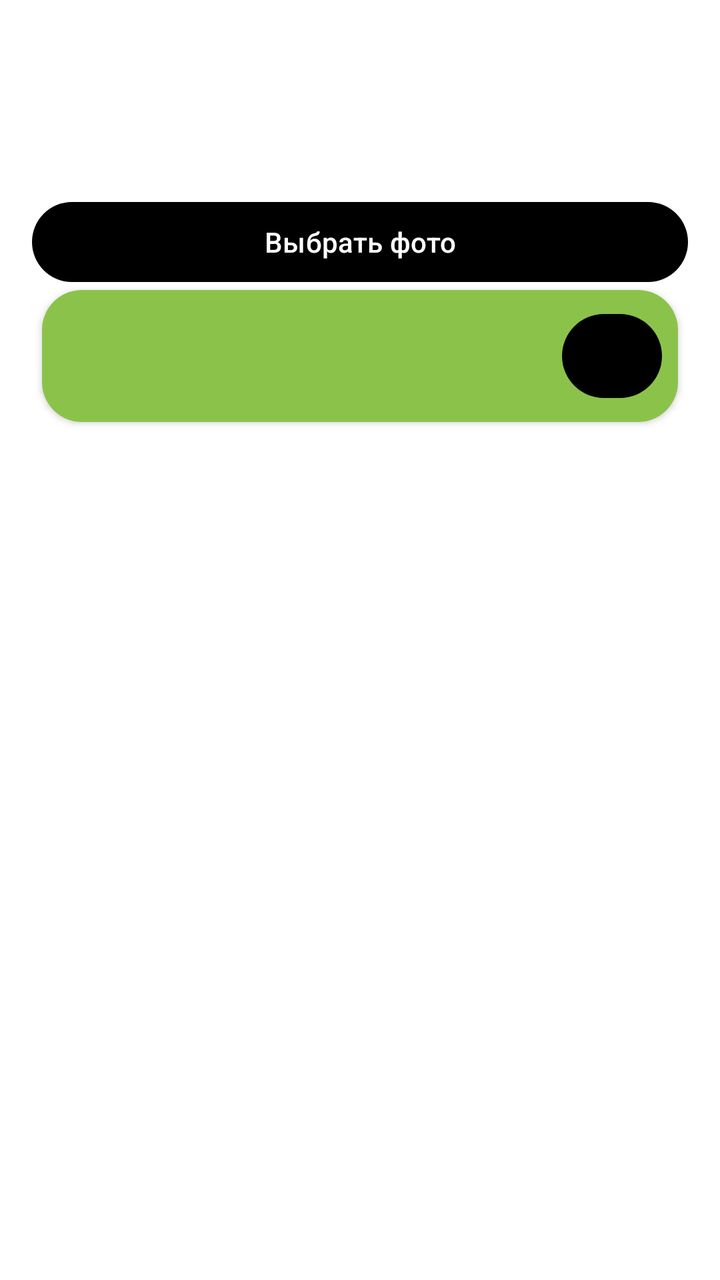
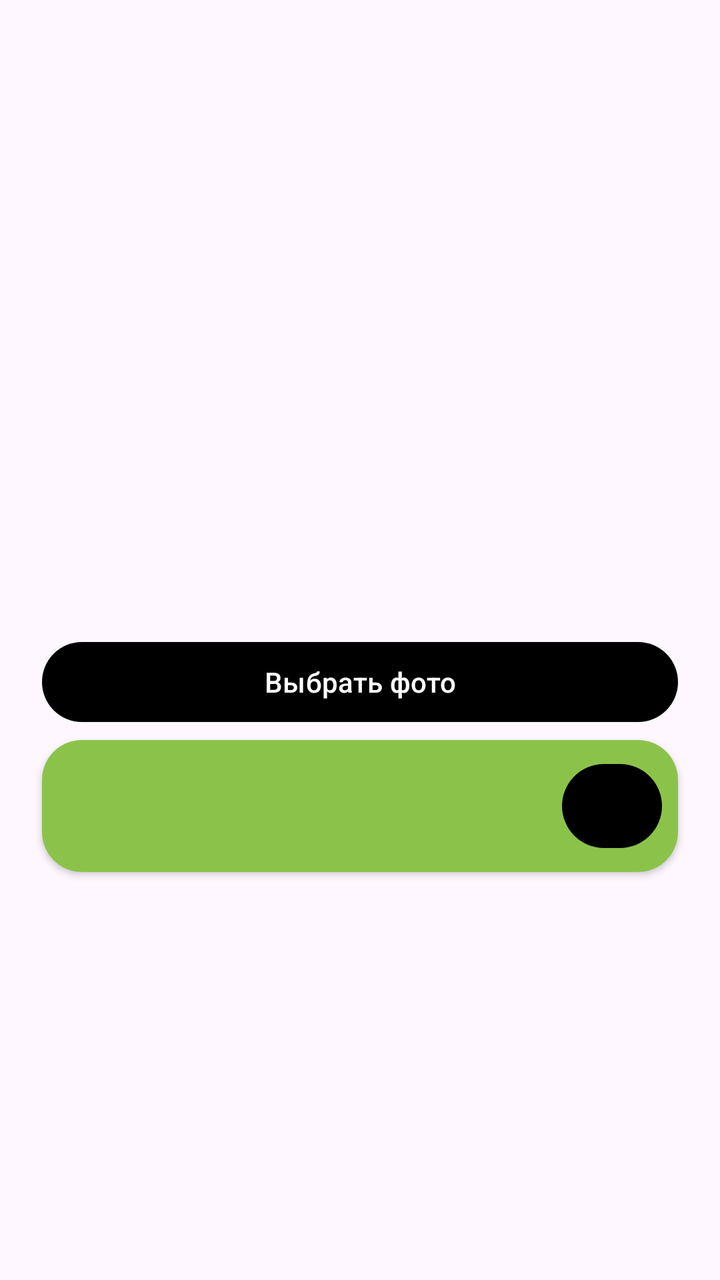

Before-and-after screenshots of an Android layout around one commit, followed by the original layout XML and the change that was made.
<!-- AndroidManifest.xml: application theme Theme.CenterFoto -->
<!-- res/layout/fragment_photo_print.xml -->
<?xml version="1.0" encoding="utf-8"?>
<LinearLayout xmlns:android="http://schemas.android.com/apk/res/android"
    xmlns:app="http://schemas.android.com/apk/res-auto"
    android:layout_width="match_parent"
    android:layout_height="match_parent"
    android:orientation="vertical"
    android:background="@android:color/white"
    android:padding="16dp"
    android:fitsSystemWindows="false"
    android:clipToPadding="false"
   >

    <FrameLayout
        android:layout_width="match_parent"
        android:layout_height="200dp"
        >

        <androidx.constraintlayout.widget.ConstraintLayout
            android:layout_width="match_parent"
            android:layout_height="match_parent">

            <TextView
                android:id="@id/text"
                android:layout_width="wrap_content"
                android:layout_height="wrap_content"

                android:fontFamily="@font/firasans"
                android:textSize="20sp"
                android:visibility="visible"
                app:layout_constraintBottom_toBottomOf="parent"
                app:layout_constraintEnd_toEndOf="parent"
                app:layout_constraintStart_toStartOf="parent"
                app:layout_constraintTop_toTopOf="parent" />
            <TextView
                android:id="@id/text2"
                android:layout_width="wrap_content"
                android:layout_height="wrap_content"

                android:fontFamily="@font/firasans"
                android:textSize="20sp"
                android:visibility="visible"
                app:layout_constraintBottom_toTopOf="@+id/text2"
                app:layout_constraintEnd_toEndOf="parent"
                app:layout_constraintStart_toStartOf="parent"
                app:layout_constraintTop_toTopOf="parent" />
            <Button
                android:id="@+id/selectPhotosButton"
                android:layout_width="match_parent"
                android:layout_height="wrap_content"
                app:layout_constraintBottom_toTopOf="@+id/cardView"
                app:layout_constraintTop_toBottomOf="@id/text2"
                android:layout_marginTop="16dp"
                android:text="Выбрать фото"
                />
            <androidx.cardview.widget.CardView
                android:id="@+id/cardView"
                android:layout_width="match_parent"
                android:layout_height="wrap_content"
                app:cardCornerRadius="20dp"
                app:layout_constraintBottom_toBottomOf="parent"
                app:layout_constraintEnd_toEndOf="parent"
                android:layout_marginBottom="5dp"
                android:layout_marginEnd="5dp"
                android:layout_marginStart="5dp"
                android:background="@color/white">

                <androidx.constraintlayout.widget.ConstraintLayout
                    android:layout_width="match_parent"
                    android:layout_height="wrap_content"

                    android:background="#8BC34A">

                    <com.google.android.material.button.MaterialButton
                        android:id="@+id/removeButton"
                        android:layout_width="50dp"
                        android:layout_height="50dp"
                        android:visibility="gone"
                        android:text="–"
                        android:textColor="@color/black"

                        app:layout_constraintBottom_toBottomOf="parent"

                        app:layout_constraintTop_toTopOf="parent"
                        app:layout_constraintStart_toStartOf="parent"
                        />

                    <TextView
                        android:id="@+id/quantityTextView"
                        android:layout_width="40dp"
                        android:layout_height="40dp"
                        android:layout_margin="8dp"
                        android:gravity="center"
                        android:text="1"
                        android:textColor="@android:color/black"
                        android:textSize="20sp"
                        android:visibility="gone"
                        android:fontFamily="@font/firasans"
                        app:layout_constraintBottom_toBottomOf="parent"
                        app:layout_constraintEnd_toStartOf="@+id/addButton"
                        app:layout_constraintTop_toTopOf="parent"
                        app:layout_constraintStart_toEndOf="@+id/removeButton"/>

                    <com.google.android.material.button.MaterialButton
                        android:id="@+id/addButton"
                        android:layout_width="50dp"
                        android:layout_height="50dp"
                        android:layout_margin="8dp"
                        android:text="+"

                        android:textColor="@color/black"

                        app:layout_constraintBottom_toBottomOf="parent"
                        app:layout_constraintEnd_toEndOf="parent"
app:layout_constraintTop_toTopOf="parent"
                        />
                </androidx.constraintlayout.widget.ConstraintLayout>
            </androidx.cardview.widget.CardView>
        </androidx.constraintlayout.widget.ConstraintLayout>

    </FrameLayout>



</LinearLayout>
<!-- resources referenced by this layout -->
<resources>
  <color name="black">#FF000000</color>
  <color name="white">#FFFFFFFF</color>
  <style name="Theme.CenterFoto" parent="Base.Theme.CenterFoto" />
  <style name="Base.Theme.CenterFoto" parent="Theme.Material3.DayNight.NoActionBar">
          <item name="colorPrimary">@color/md_theme_light_primary</item>
          <item name="colorPrimaryVariant">@color/md_theme_light_primaryContainer</item>
          <item name="colorOnPrimary">@color/white</item>
          
          <item name="android:statusBarColor">@android:color/transparent</item>
          <item name="android:navigationBarColor">@android:color/transparent</item>
          <item name="android:windowLightStatusBar">true</item>          
          <item name="android:windowLightNavigationBar">true</item>
  
          
          <item name="android:enforceStatusBarContrast">false</item>
          <item name="android:enforceNavigationBarContrast">false</item>
  
      </style>
  <color name="md_theme_light_primary">#000000</color>
  <color name="md_theme_light_primaryContainer">#D1E4FF</color>
</resources>

<!-- the commit's change to res/layout/fragment_photo_print.xml (unified diff, before → after) -->
@@ -2,123 +2,113 @@
 <LinearLayout xmlns:android="http://schemas.android.com/apk/res/android"
     xmlns:app="http://schemas.android.com/apk/res-auto"
     android:layout_width="match_parent"
-    android:layout_height="match_parent"
+    android:layout_height="wrap_content"
+    android:clipToPadding="false"
+
+    android:fitsSystemWindows="false"
     android:orientation="vertical"
-    android:background="@android:color/white"
-    android:padding="16dp"
-    android:fitsSystemWindows="false"
-    android:clipToPadding="false"
-   >
+    android:padding="16dp">
 
-    <FrameLayout
+
+    <TextView
+        android:id="@+id/text"
         android:layout_width="match_parent"
-        android:layout_height="200dp"
-        >
+        android:layout_height="wrap_content"
+
+        android:fontFamily="@font/firasans"
+        android:textSize="20sp"
+
+        />
+
+    <ScrollView
+        android:layout_width="match_parent"
+        android:layout_height="250dp"
+
+        android:layout_marginBottom="8dp">
+
+        <TextView
+            android:id="@+id/text2"
+            android:layout_width="match_parent"
+            android:layout_height="wrap_content"
+
+            android:fontFamily="@font/firasans"
+            android:textSize="20sp"
+
+            />
+    </ScrollView>
+
+    <Button
+        android:id="@+id/selectPhotosButton"
+        style="@style/Widget.Material3.Button"
+        android:layout_width="match_parent"
+        android:layout_height="wrap_content"
+        android:layout_marginStart="5dp"
+
+        android:layout_marginTop="16dp"
+        android:layout_marginEnd="5dp"
+        android:layout_marginBottom="5dp"
+        android:text="Выбрать фото" />
+
+    <androidx.cardview.widget.CardView
+        android:id="@+id/cardView"
+        android:layout_width="match_parent"
+        android:layout_height="wrap_content"
+        android:layout_marginStart="5dp"
+
+        android:layout_marginEnd="5dp"
+        android:layout_marginBottom="5dp"
+        android:background="@color/white"
+        app:cardCornerRadius="20dp">
 
         <androidx.constraintlayout.widget.ConstraintLayout
             android:layout_width="match_parent"
-            android:layout_height="match_parent">
+            android:layout_height="wrap_content"
+
+            android:background="#8BC34A">
+
+            <com.google.android.material.button.MaterialButton
+                android:id="@+id/removeButton"
+                android:layout_width="50dp"
+                android:layout_height="50dp"
+                android:text="–"
+                android:textColor="@color/black"
+                android:visibility="gone"
+
+                app:layout_constraintBottom_toBottomOf="parent"
+
+                app:layout_constraintStart_toStartOf="parent"
+                app:layout_constraintTop_toTopOf="parent" />
 
             <TextView
-                android:id="@id/text"
-                android:layout_width="wrap_content"
-                android:layout_height="wrap_content"
+                android:id="@+id/quantityTextView"
+                android:layout_width="40dp"
+                android:layout_height="40dp"
+                android:layout_margin="8dp"
+                android:fontFamily="@font/firasans"
+                android:gravity="center"
+                android:text="1"
+                android:textColor="@android:color/black"
+                android:textSize="20sp"
+                android:visibility="gone"
+                app:layout_constraintBottom_toBottomOf="parent"
+                app:layout_constraintEnd_toStartOf="@+id/addButton"
+                app:layout_constraintStart_toEndOf="@+id/removeButton"
+                app:layout_constraintTop_toTopOf="parent" />
 
-                android:fontFamily="@font/firasans"
-                android:textSize="20sp"
-                android:visibility="visible"
+            <com.google.android.material.button.MaterialButton
+                android:id="@+id/addButton"
+                android:layout_width="50dp"
+                android:layout_height="50dp"
+                android:layout_margin="8dp"
+                android:text="+"
+
+                android:textColor="@color/black"
+
                 app:layout_constraintBottom_toBottomOf="parent"
                 app:layout_constraintEnd_toEndOf="parent"
-                app:layout_constraintStart_toStartOf="parent"
                 app:layout_constraintTop_toTopOf="parent" />
-            <TextView
-                android:id="@id/text2"
-                android:layout_width="wrap_content"
-                android:layout_height="wrap_content"
-
-                android:fontFamily="@font/firasans"
-                android:textSize="20sp"
-                android:visibility="visible"
-                app:layout_constraintBottom_toTopOf="@+id/text2"
-                app:layout_constraintEnd_toEndOf="parent"
-                app:layout_constraintStart_toStartOf="parent"
-                app:layout_constraintTop_toTopOf="parent" />
-            <Button
-                android:id="@+id/selectPhotosButton"
-                android:layout_width="match_parent"
-                android:layout_height="wrap_content"
-                app:layout_constraintBottom_toTopOf="@+id/cardView"
-                app:layout_constraintTop_toBottomOf="@id/text2"
-                android:layout_marginTop="16dp"
-                android:text="Выбрать фото"
-                />
-            <androidx.cardview.widget.CardView
-                android:id="@+id/cardView"
-                android:layout_width="match_parent"
-                android:layout_height="wrap_content"
-                app:cardCornerRadius="20dp"
-                app:layout_constraintBottom_toBottomOf="parent"
-                app:layout_constraintEnd_toEndOf="parent"
-                android:layout_marginBottom="5dp"
-                android:layout_marginEnd="5dp"
-                android:layout_marginStart="5dp"
-                android:background="@color/white">
-
-                <androidx.constraintlayout.widget.ConstraintLayout
-                    android:layout_width="match_parent"
-                    android:layout_height="wrap_content"
-
-                    android:background="#8BC34A">
-
-                    <com.google.android.material.button.MaterialButton
-                        android:id="@+id/removeButton"
-                        android:layout_width="50dp"
-                        android:layout_height="50dp"
-                        android:visibility="gone"
-                        android:text="–"
-                        android:textColor="@color/black"
-
-                        app:layout_constraintBottom_toBottomOf="parent"
-
-                        app:layout_constraintTop_toTopOf="parent"
-                        app:layout_constraintStart_toStartOf="parent"
-                        />
-
-                    <TextView
-                        android:id="@+id/quantityTextView"
-                        android:layout_width="40dp"
-                        android:layout_height="40dp"
-                        android:layout_margin="8dp"
-                        android:gravity="center"
-                        android:text="1"
-                        android:textColor="@android:color/black"
-                        android:textSize="20sp"
-                        android:visibility="gone"
-                        android:fontFamily="@font/firasans"
-                        app:layout_constraintBottom_toBottomOf="parent"
-                        app:layout_constraintEnd_toStartOf="@+id/addButton"
-                        app:layout_constraintTop_toTopOf="parent"
-                        app:layout_constraintStart_toEndOf="@+id/removeButton"/>
-
-                    <com.google.android.material.button.MaterialButton
-                        android:id="@+id/addButton"
-                        android:layout_width="50dp"
-                        android:layout_height="50dp"
-                        android:layout_margin="8dp"
-                        android:text="+"
-
-                        android:textColor="@color/black"
-
-                        app:layout_constraintBottom_toBottomOf="parent"
-                        app:layout_constraintEnd_toEndOf="parent"
-app:layout_constraintTop_toTopOf="parent"
-                        />
-                </androidx.constraintlayout.widget.ConstraintLayout>
-            </androidx.cardview.widget.CardView>
         </androidx.constraintlayout.widget.ConstraintLayout>
-
-    </FrameLayout>
-
+    </androidx.cardview.widget.CardView>
 
 
 </LinearLayout>
